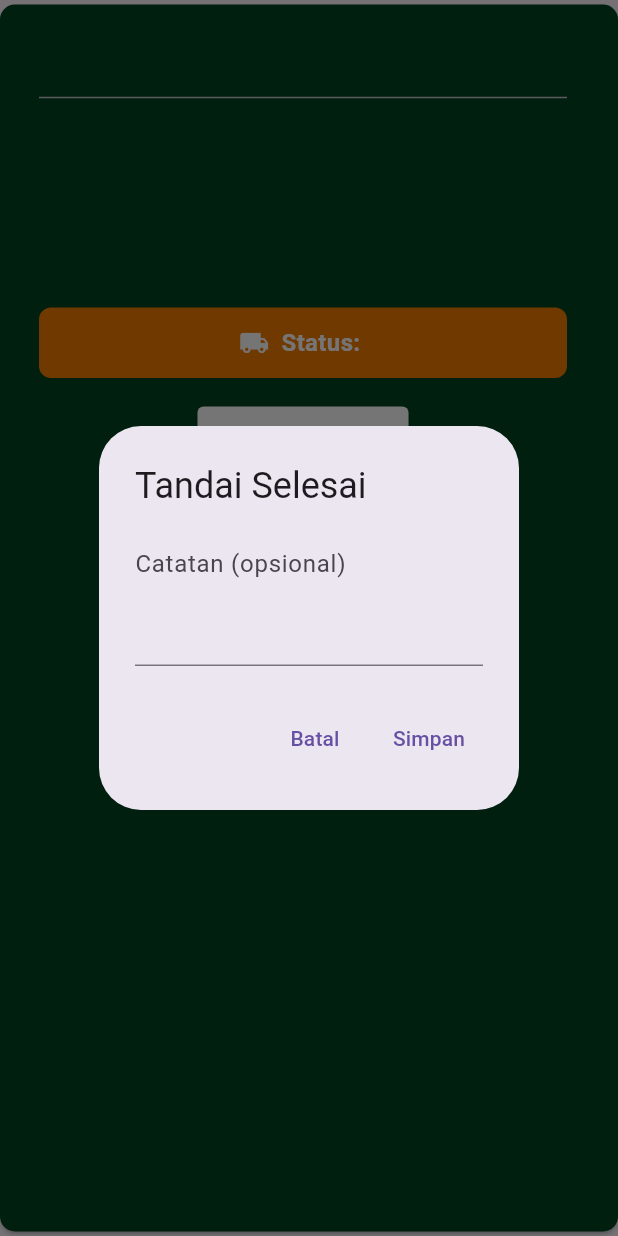
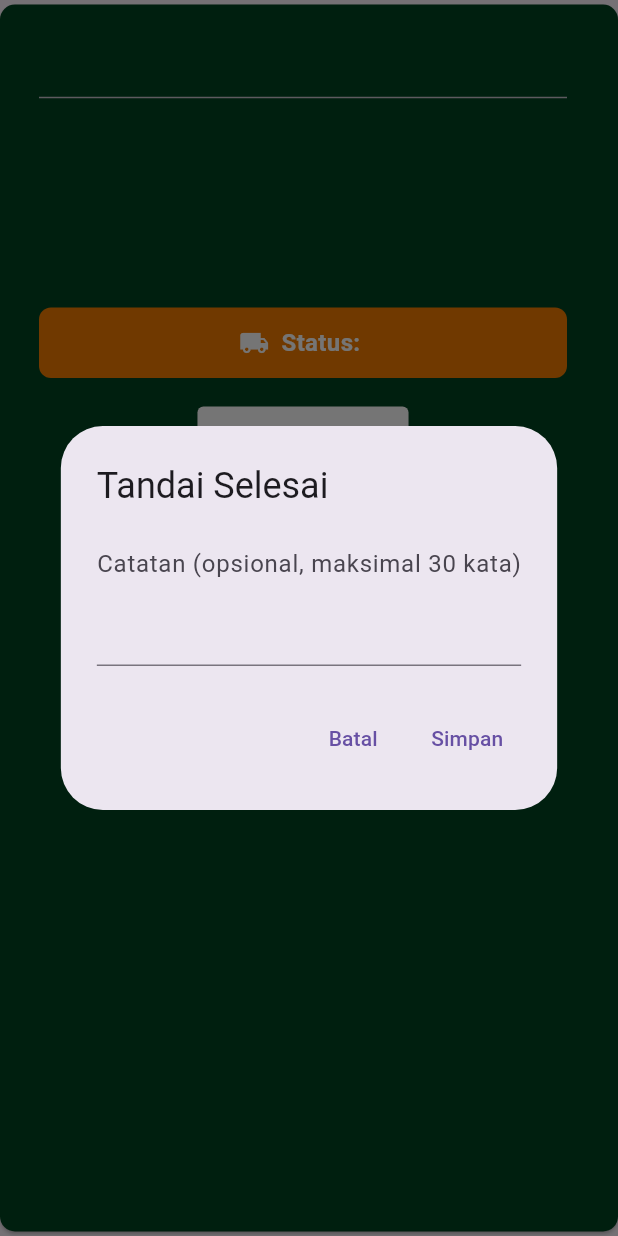
Before and after one commit to NaufalElyzar11/e-ponic, a Flutter app: the DeliveryDetailCard widget shown alone on an empty page, opened directly with empty values, after a tap on "Tandai Selesai", on a phone screen of 412 x 824 dp. Run offline on Flutter 3.47's test engine with Material 3 defaults, Android fonts, the light colour scheme and no system bars; our stand-ins replace cloud_firestore, firebase_auth, firebase_core, flutter_local_notifications, pdf, printing; missing offline and left inert: alarm; accounts and stored records are empty; statements that could not run were skipped.

Commit message:
Menambahkan batasan pada alamat dan catatan pengiriman. Perubahan mencakup validasi maksimal 30 kata untuk alamat di form tambah transaksi dan catatan pengiriman, serta pembatasan simbol yang diizinkan. Pesan error ditampilkan jika melebihi batas kata. Semua perubahan sudah diterapkan dan lint tidak ditemukan.

```diff
--- a/hydroponic-mobile-app-main/lib/screens/admin/add_edit_transaction_screen.dart
+++ b/hydroponic-mobile-app-main/lib/screens/admin/add_edit_transaction_screen.dart
@@ -157,7 +157,7 @@ class _AddEditTransactionScreenState extends State<AddEditTransactionScreen> {
                     ),
                     NoLeadingTextFormField(
                       controller: _buyerAddressController,
-                      hintText: 'Masukkan alamat pembeli',
+                      hintText: 'Masukkan alamat pembeli (maksimal 30 kata)',
                       inputType: TextInputType.text,
                       inputFormatters: [
                         // Hanya memperbolehkan huruf, angka, spasi, titik (.), koma (,), dan koma atas (')
@@ -174,6 +174,11 @@ class _AddEditTransactionScreenState extends State<AddEditTransactionScreen> {
                         // Validasi: harus ada huruf
                         if (!RegExp(r'[a-zA-Z]').hasMatch(value)) {
                           return 'Alamat harus mengandung huruf';
+                        }
+                        // Validasi: maksimal 30 kata
+                        final words = value.trim().split(RegExp(r'\s+')).where((word) => word.isNotEmpty).toList();
+                        if (words.length > 30) {
+                          return 'Alamat maksimal 30 kata (saat ini: ${words.length} kata)';
                         }
                         return null;
                       },
--- a/hydroponic-mobile-app-main/lib/widgets/delivery_detail_card.dart
+++ b/hydroponic-mobile-app-main/lib/widgets/delivery_detail_card.dart
@@ -1,4 +1,5 @@
 import 'package:flutter/material.dart';
+import 'package:flutter/services.dart';
 import 'package:cloud_firestore/cloud_firestore.dart';
 import 'package:hydroponics_app/models/delivery_assigntment_model.dart';
 import 'package:hydroponics_app/theme/app_colors.dart';
@@ -148,16 +149,35 @@ class DeliveryDetailCard extends StatelessWidget {
                   ElevatedButton(
                     onPressed: () async {
                       final controller = TextEditingController();
+                      final formKey = GlobalKey<FormState>();
                       await showDialog(
                         context: context,
                         builder: (ctx) => AlertDialog(
                           title: const Text('Tandai Selesai'),
-                          content: TextField(
+                          content: Form(
+                            key: formKey,
+                            child: TextFormField(
                               controller: controller,
                               decoration: const InputDecoration(
-                              hintText: 'Catatan (opsional)',
+                                hintText: 'Catatan (opsional, maksimal 30 kata)',
                               ),
                               maxLines: 3,
+                              inputFormatters: [
+                                // Hanya simbol penting: huruf, angka, spasi, titik, koma, dash, slash, @
+                                FilteringTextInputFormatter.allow(RegExp(r"[a-zA-Z0-9\s.,\-/@]")),
+                              ],
+                              validator: (value) {
+                                if (value == null || value.isEmpty) {
+                                  return null; // Opsional, jadi boleh kosong
+                                }
+                                // Validasi: maksimal 30 kata
+                                final words = value.trim().split(RegExp(r'\s+')).where((word) => word.isNotEmpty).toList();
+                                if (words.length > 30) {
+                                  return 'Catatan maksimal 30 kata (saat ini: ${words.length} kata)';
+                                }
+                                return null;
+                              },
+                            ),
                           ),
                           actions: [
                             TextButton(
@@ -166,6 +186,7 @@ class DeliveryDetailCard extends StatelessWidget {
                             ),
                             TextButton(
                               onPressed: () async {
+                                if (formKey.currentState?.validate() ?? true) {
                                   await ShippingService.instance
                                       .updateDeliveryStatus(
                                     shippingId: shippingId,
@@ -174,6 +195,7 @@ class DeliveryDetailCard extends StatelessWidget {
                                   );
                                   // ignore: use_build_context_synchronously
                                   Navigator.pop(ctx);
+                                }
                               },
                               child: const Text('Simpan'),
                             ),
```
Lines whose indentation alone changed are shown as unchanged.
